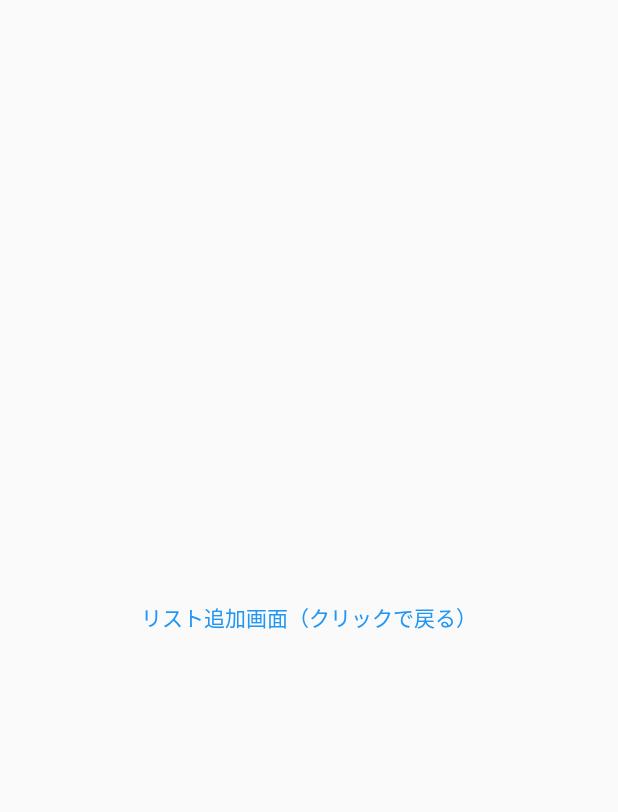
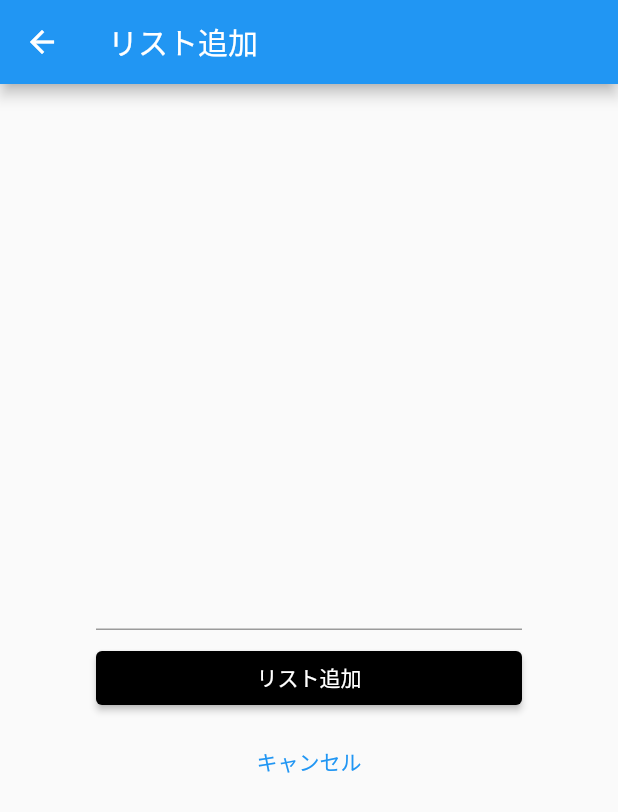
Before and after one commit to provisionshohei/flutter-app, a Flutter app: the screen it shows after launch, after a tap on the "add" icon, on a phone screen of 412 x 824 dp. Shown: the top 812 px of the screen. Run offline on Flutter 3.47's test engine with Material 2 defaults, Android fonts, the phone set to English and light mode, and no system bars.

```diff
--- a/lib/main.dart
+++ b/lib/main.dart
@@ -17,44 +17,43 @@ class MyTodoApp extends StatelessWidget {
   }
 }
 
-class TodoListPage extends StatelessWidget {
+class TodoListPage extends StatefulWidget {
+  @override
+  _TodoListPageState createState() => _TodoListPageState();
+}
+
+class _TodoListPageState extends State<TodoListPage> {
+
+  List<String> todoList = [];
+
   @override
   Widget build(BuildContext context) {
     return Scaffold(
       appBar: AppBar(
         title: Text('リスト一覧'),
       ),
-      body: ListView(
-        children: <Widget>[
-          Card(
+      body: ListView.builder(
+        itemCount: todoList.length,
+        itemBuilder: (context, index) {
+          return Card(
             child: ListTile(
-              title: Text('ニンジンを買う'),
+              title: Text(todoList[index]),
             ),
-          ),
-          Card(
-            child: ListTile(
-              title: Text('タマネギを買う'),
-            ),
-          ),
-          Card(
-            child: ListTile(
-              title: Text('ジャガイモを買う'),
-            ),
-          ),
-          Card(
-            child: ListTile(
-              title: Text('カレールーを買う'),
-            ),
-          ),
-        ],
+          );
+        },
       ),
       floatingActionButton: FloatingActionButton(
-        onPressed: () {
-          Navigator.of(context).push(
+        onPressed: () async {
+          final newListText = await Navigator.of(context).push(
             MaterialPageRoute(builder: (context) {
               return TodoAddPage();
             }),
           );
+          if (newListText != null) {
+            setState(() {
+              todoList.add(newListText);
+            });
+          }
         },
         child: Icon(Icons.add),
       ),// This trailing comma makes auto-formatting nicer for build methods.
@@ -62,16 +61,59 @@ class TodoListPage extends StatelessWidget {
   }
 }
 
-class TodoAddPage extends StatelessWidget {
+class TodoAddPage extends StatefulWidget {
+  @override
+  _TodoAddPageState createState() => _TodoAddPageState();
+}
+
+class _TodoAddPageState extends State<TodoAddPage> {
+
+  String _text = '';
+
   @override
   Widget build(BuildContext context) {
     return Scaffold(
-      body: Center(
-        child: TextButton(
-          onPressed: () {
-            Navigator.of(context).pop();
-          },
-          child: Text('リスト追加画面（クリックで戻る）'),
+      appBar: AppBar(
+        title: Text('リスト追加'),
+      ),
+      body: Container(
+        padding: EdgeInsets.all(64),
+        child: Column(
+          mainAxisAlignment: MainAxisAlignment.center,
+          children: <Widget>[
+            Text(_text, style: TextStyle(color: Colors.blue)),
+            const SizedBox(height: 8),
+            TextField(
+              onChanged: (String value) {
+                setState(() {
+                  _text = value;
+                });
+              },
+            ),
+            const SizedBox(height: 8),
+            Container(
+              width: double.infinity,
+              child: ElevatedButton(
+                onPressed: () {
+                  Navigator.of(context).pop(_text);
+                },
+                child: Text('リスト追加', style: TextStyle(color: Colors.white)),
+                style: ElevatedButton.styleFrom(
+                  primary: Colors.black, //ボタンの背景色
+                ),
+              ),
+            ),
+            const SizedBox(height: 8),
+            Container(
+              width: double.infinity,
+              child: TextButton(
+                onPressed: () {
+                  Navigator.of(context).pop();
+                },
+                child: Text('キャンセル'),
+              ),
+            ),
+          ],
         ),
       ),
     );
```
